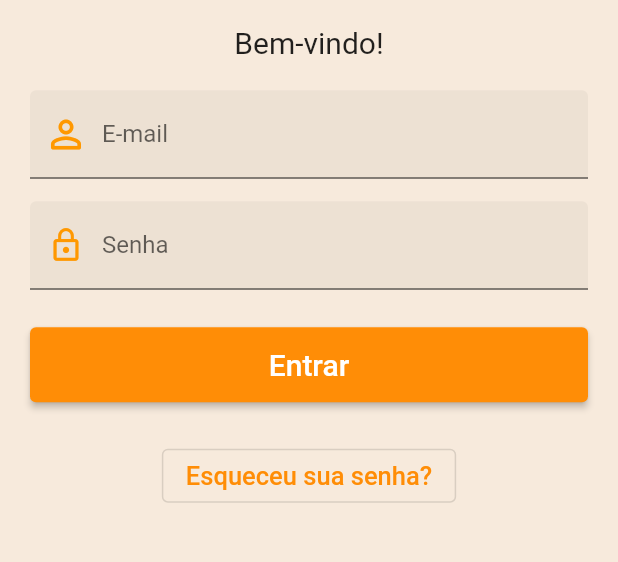
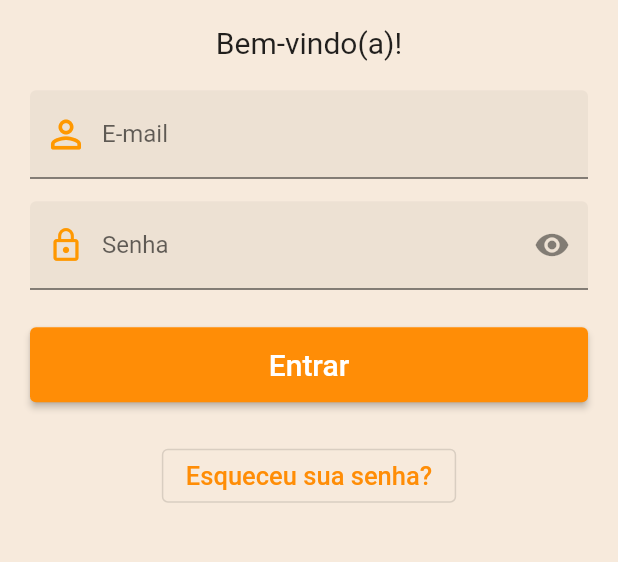
Before and after one commit to DFerias/app, a Flutter app: the LoginPage screen opened directly, on a phone screen of 412 x 824 dp, the part 471-1033 px from its top. Run offline on Flutter 3.47's test engine with Material 2 defaults, Android fonts, the phone set to English and light mode, and no system bars; our stand-ins replace bloc.

Commit message:
fix: ajustes e melhorias no código de login
+ Ajustes na view
+ Adicionado bloc para o login

```diff
--- a/lib/main.dart
+++ b/lib/main.dart
@@ -14,11 +14,11 @@ class MyApp extends StatelessWidget {
       title: 'D-Férias',
       debugShowCheckedModeBanner: false,
       theme: ThemeData(
-        scaffoldBackgroundColor: const Color.fromARGB(255, 247, 234, 220),
+        scaffoldBackgroundColor: const Color(0xFFF7EADC),
         colorScheme: const ColorScheme.light(primary: Color(0xFFFF8D06), secondary: Color(0xFFF19413)),
         primarySwatch: Colors.blue,
       ),
-      home: LoginPage(),
+      home: const LoginPage(),
     );
   }
 }
--- a/lib/presentation/pages/login_page.dart
+++ b/lib/presentation/pages/login_page.dart
@@ -1,7 +1,14 @@
 import 'package:flutter/material.dart';
 
-class LoginPage extends StatelessWidget {
-  const LoginPage({super.key});
+class LoginPage extends StatefulWidget {
+  const LoginPage({Key? key}) : super(key: key);
+
+  @override
+  State<LoginPage> createState() => _LoginPageState();
+}
+
+class _LoginPageState extends State<LoginPage> {
+  bool _enableSenha = false;
 
   @override
   Widget build(BuildContext context) {
@@ -15,11 +22,13 @@ class LoginPage extends StatelessWidget {
               Image.asset('assets/d_ferias_logo.png'),
               const SizedBox(height: 17.0),
               const Text(
-                'Bem-vindo!',
+                'Bem-vindo(a)!',
                 style: TextStyle(fontSize: 20.0),
               ),
               const SizedBox(height: 20.0),
               _loginForm(),
+              const SizedBox(height: 25.0),
+              _loginButton(),
               const SizedBox(height: 25.0),
               _resetPasswordButton(),
             ],
@@ -36,8 +45,6 @@ class LoginPage extends StatelessWidget {
           _emailField(),
           const SizedBox(height: 15.0),
           _passwordField(),
-          const SizedBox(height: 25.0),
-          _loginButton(),
         ],
       ),
     );
@@ -67,7 +74,7 @@ class LoginPage extends StatelessWidget {
     return TextFormField(
       controller: null,
       keyboardType: TextInputType.text,
-      obscureText: true,
+      obscureText: !_enableSenha,
       decoration: InputDecoration(
         label: const Text('Senha'),
         floatingLabelStyle: TextStyle(fontSize: 18.0, color: Colors.grey[700]),
@@ -76,6 +83,12 @@ class LoginPage extends StatelessWidget {
           Icons.lock_outline,
           color: Colors.orange,
           size: 25.0,
+        ),
+        suffixIcon: GestureDetector(
+          child: !_enableSenha ? const Icon(Icons.visibility) : const Icon(Icons.visibility_off),
+          onTap: () {
+            _visualizarSenha();
+          },
         ),
         focusedBorder: const UnderlineInputBorder(
           borderSide: BorderSide(color: Colors.orange),
@@ -107,4 +120,16 @@ class LoginPage extends StatelessWidget {
       onPressed: () {},
     );
   }
+
+  void _visualizarSenha() {
+    if (_enableSenha == false) {
+      setState(() {
+        _enableSenha = true;
+      });
+    } else {
+      setState(() {
+        _enableSenha = false;
+      });
+    }
+  }
 }
```
Also changed, not shown: lib/presentation/controllers/form_envio_status.dart (added, +17 -0 lines), lib/presentation/controllers/login/login_bloc.dart (added, +13 -0 lines), lib/presentation/controllers/login/login_event.dart (added, +17 -0 lines), lib/presentation/controllers/login/login_state.dart (added, +25 -0 lines).
